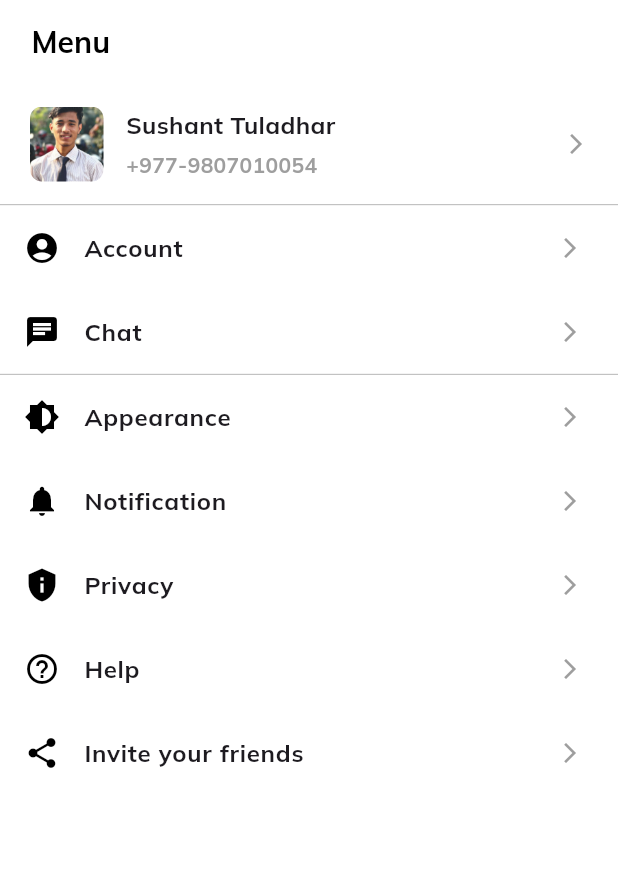
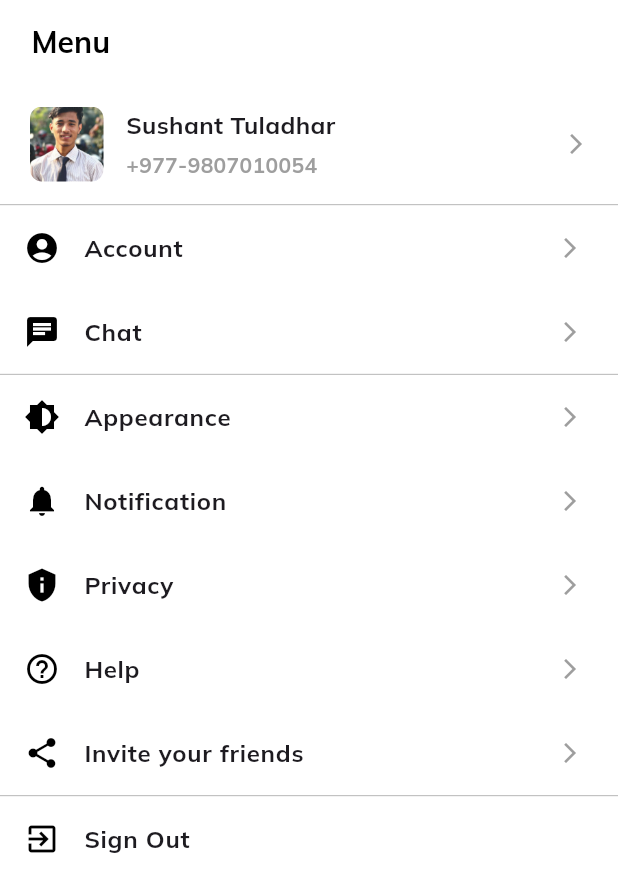
Before and after one commit to sushant-tuladhar90/appchat, a Flutter app: the MenuPage screen opened directly, on a phone screen of 412 x 824 dp. Shown: the top 892 px of the screen. Run offline on Flutter 3.47's test engine with Material 3 defaults, Android fonts, the phone set to English and light mode, and no system bars; our stand-ins replace firebase_auth, firebase_core; accounts and stored records are empty.

```diff
--- a/lib/main.dart
+++ b/lib/main.dart
@@ -1,7 +1,11 @@
 import 'package:appchat/screen/splash_screen.dart';
+import 'package:firebase_core/firebase_core.dart';
 import 'package:flutter/material.dart';
+import 'firebase_options.dart';
 
-void main() {
+void main() async{
+  WidgetsFlutterBinding.ensureInitialized();
+  await Firebase.initializeApp(options: DefaultFirebaseOptions.currentPlatform);
   runApp(const MyApp());
 }
 
--- a/lib/onBoarding/onboarding_screen.dart
+++ b/lib/onBoarding/onboarding_screen.dart
@@ -42,7 +42,7 @@ class OnboardingScreen extends StatelessWidget {
                 onPressed: () {
                   Navigator.of(context).push(
                     MaterialPageRoute(
-                      builder: (context) => const LoginPage(),
+                      builder: (context) => const LoginPage(verificationid: '',),
                     ),
                   );
                 },
--- a/lib/screen/menu_page.dart
+++ b/lib/screen/menu_page.dart
@@ -1,4 +1,6 @@
+import 'package:firebase_auth/firebase_auth.dart';
 import 'package:flutter/material.dart';
+import 'login_screen.dart';
 
 class MenuPage extends StatefulWidget {
   const MenuPage({super.key});
@@ -14,6 +16,23 @@ class _MenuPageState extends State<MenuPage> {
   void dispose() {
     _searchController.dispose();
     super.dispose();
+  }
+
+  // Function to sign out the user
+  void _signOut() async {
+    try {
+      await FirebaseAuth.instance.signOut();
+      // After signing out, redirect the user to the login screen
+      Navigator.pushReplacement(
+        context,
+        MaterialPageRoute(builder: (context) => const LoginPage(verificationid: '')), // Pass the required parameter if needed
+      );
+    } catch (e) {
+      // Handle sign-out error
+      ScaffoldMessenger.of(context).showSnackBar(
+        SnackBar(content: Text("Error signing out: ${e.toString()}")),
+      );
+    }
   }
 
   @override
@@ -146,6 +165,34 @@ class _MenuPageState extends State<MenuPage> {
                   title: "Invite your friends",
                   onTap: () {},
                 ),
+                const Divider(
+                  color: Colors.grey,
+                  height: 1,
+                  thickness: 0.5,
+                ),
+                // Sign-out item
+                GestureDetector(
+                  onTap: _signOut,
+                  child: const ListTile(
+                    leading: Icon(
+                      Icons.exit_to_app,
+                      size: 24,
+                      color: Colors.black,
+                    ),
+                    title: Text(
+                      "Sign Out",
+                      style: TextStyle(
+                        fontFamily: 'mulish',
+                        fontSize: 16,
+                      ),
+                    ),
+                    // trailing: Icon(
+                    //   Icons.arrow_forward_ios,
+                    //   size: 16,
+                    //   color: Colors.grey,
+                    // ),
+                  ),
+                ),
               ],
             ),
           ),
@@ -168,8 +215,7 @@ class _MenuPageState extends State<MenuPage> {
           fontSize: 16,
         ),
       ),
-      trailing:
-          const Icon(Icons.arrow_forward_ios, size: 16, color: Colors.grey),
+      trailing: const Icon(Icons.arrow_forward_ios, size: 16, color: Colors.grey),
       onTap: onTap,
     );
   }
--- a/pubspec.yaml
+++ b/pubspec.yaml
@@ -35,6 +35,9 @@ dependencies:
   # The following adds the Cupertino Icons font to your application.
   # Use with the CupertinoIcons class for iOS style icons.
   cupertino_icons: ^1.0.8
+  firebase_core: ^3.10.0
+  firebase_auth: ^5.4.0
+  firebase_messaging: ^15.2.0
 
 dev_dependencies:
   flutter_test:
```
Also changed, not shown: lib/screen/login_screen.dart (+42 -38 lines), lib/screen/verify_screen.dart (+31 -11 lines), firebase.json (added), lib/firebase_options.dart (added), pubspec.lock, 6 other files.
